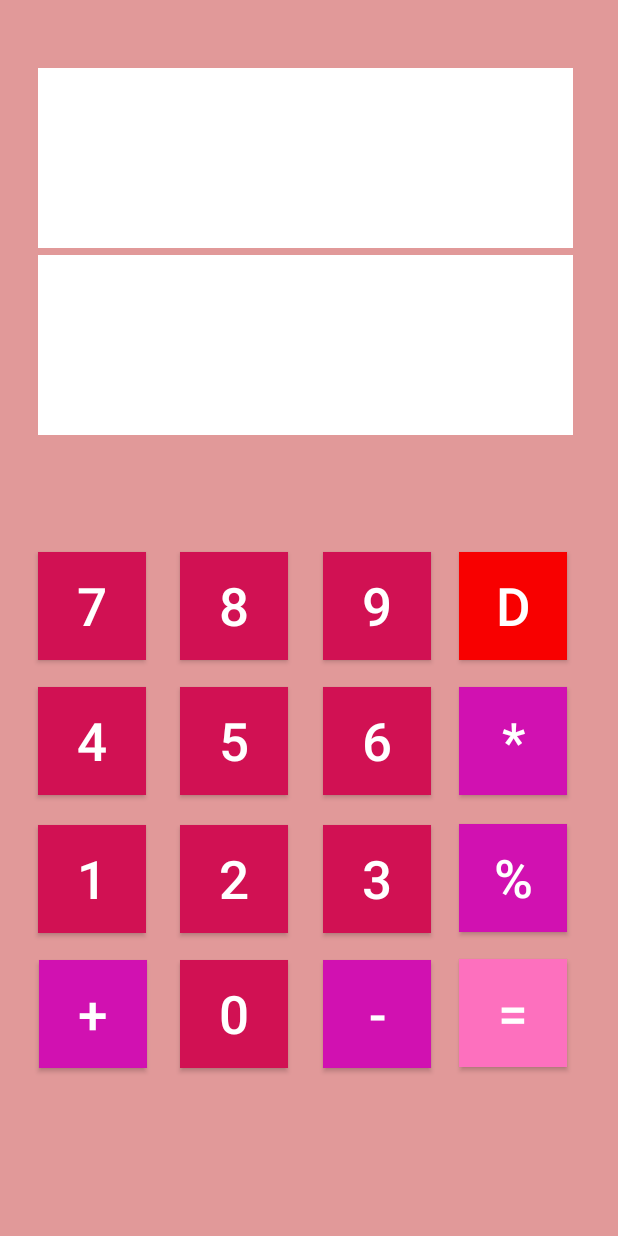
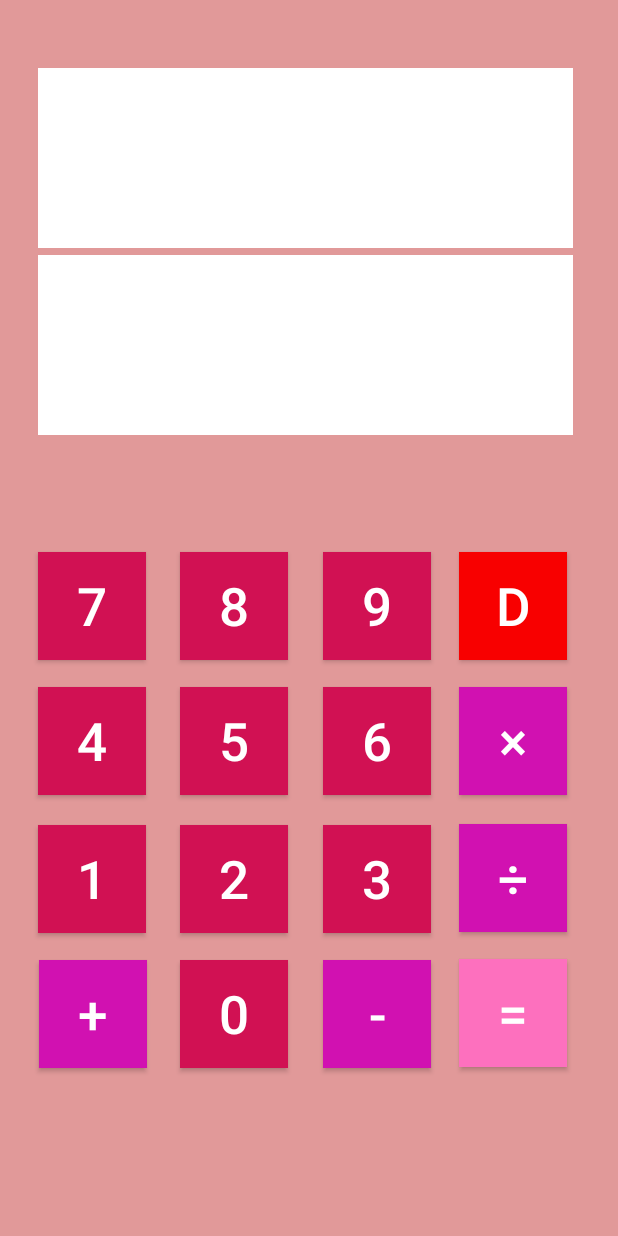
Before and after one commit to Gliz23/Pink-calculator-app, an Android app: the screen it shows after launch (MainActivity), on a phone screen of 412 x 824 dp. Run offline under Robolectric (Android 15) with nearby library versions, the phone set to English and light mode, and no system bars.

Commit message:
Update activity_main.xml

```diff
--- a/src/main/res/layout/activity_main.xml
+++ b/src/main/res/layout/activity_main.xml
@@ -203,7 +203,7 @@
         android:background="#D111B1"
         android:textColor="@android:color/white"
         android:textSize="35sp"
-        android:text="*" />
+        android:text="×" />
 
     <Button
         android:id="@+id/divide_button"
@@ -216,7 +216,7 @@
         android:background="#D111B1"
         android:textColor="@android:color/white"
         android:textSize="35sp"
-        android:text="%" />
+        android:text="÷" />
 
     <Button
         android:id="@+id/equals_button"
```
